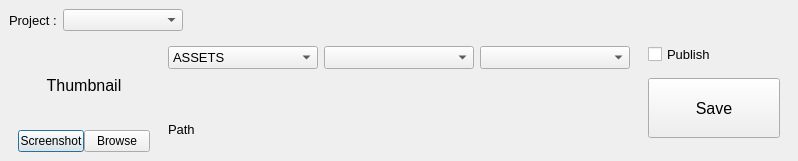
Before: the Qt Designer form maya/include/interface/save_as.ui in AnthonySTZ/A2Z_Pipeline, drawn with Qt 5.
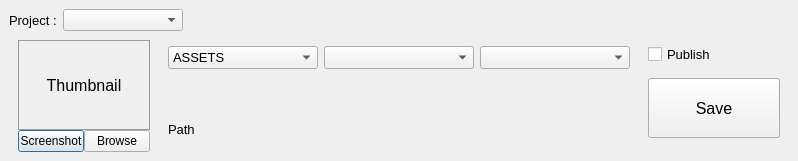
After: the same form once the commit is applied.

Commit message: add WORK folder and init export window

Diff of the .ui file:
```diff
--- a/maya/include/interface/save_as.ui
+++ b/maya/include/interface/save_as.ui
@@ -159,6 +159,13 @@
                <pointsize>12</pointsize>
               </font>
              </property>
+             <property name="styleSheet">
+              <string notr="true">.QLabel {
+
+	border: 1px solid rgb(153, 153, 153);
+
+}</string>
+             </property>
              <property name="text">
               <string>Thumbnail</string>
              </property>
```
The commit also changes 3 other files.
